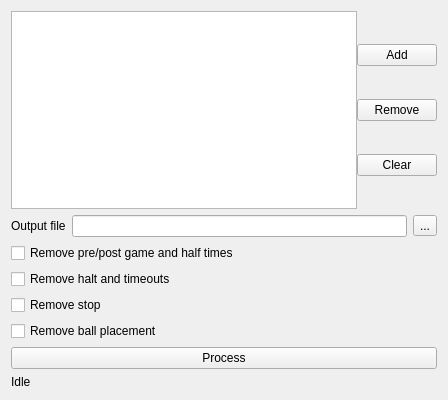
Above: src/logplayer/logcutter.ui from robotics-erlangen/framework before the change. Below: the same form after it.
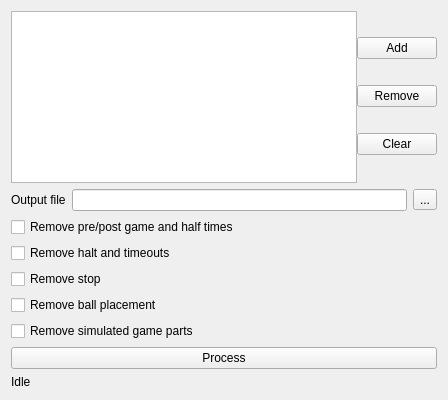
That is the form after the change.

Commit message: Logcutter: allow cutting simulated game parts

What changed in the file:
```diff
--- a/src/logplayer/logcutter.ui
+++ b/src/logplayer/logcutter.ui
@@ -101,6 +101,13 @@
      </property>
     </widget>
    </item>
+   <item>
+    <widget class="QCheckBox" name="cutSimulated">
+     <property name="text">
+      <string>Remove simulated game parts</string>
+     </property>
+    </widget>
+   </item>
    <item>
     <widget class="QPushButton" name="processBtn">
      <property name="text">
```
The commit also changes 3 other files.
